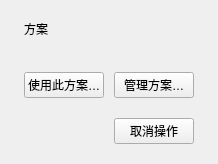
The window that windows/mainwindow_child/homepage/pages/homepage_page_branches.ui (Zao-chen/ZcVersionBox) describes before a commit, drawn with Qt 5.
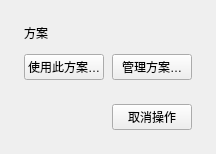
The same window after the commit.

Commit message: refactor: 收尾方案详情页布局与历史筛选入口

```diff
--- a/windows/mainwindow_child/homepage/pages/homepage_page_branches.ui
+++ b/windows/mainwindow_child/homepage/pages/homepage_page_branches.ui
@@ -2,28 +2,42 @@
 <ui version="4.0">
  <class>HomePageBranchesPage</class>
  <widget class="QWidget" name="HomePageBranchesPage">
-  <layout class="QVBoxLayout" name="layout">
+  <layout class="QVBoxLayout" name="layout" stretch="0,0,1,0">
    <property name="leftMargin"><number>24</number></property>
-   <property name="topMargin"><number>20</number></property>
+   <property name="topMargin"><number>24</number></property>
    <property name="rightMargin"><number>24</number></property>
-   <property name="bottomMargin"><number>20</number></property>
-   <property name="spacing"><number>10</number></property>
-   <item><layout class="QHBoxLayout" name="titleLayout">
-    <item><widget class="QLabel" name="branchName"><property name="text"><string>方案</string></property></widget></item>
-    <item><spacer name="titleSpace"><property name="orientation"><enum>Qt::Horizontal</enum></property><property name="sizeHint" stdset="0"><size><width>0</width><height>0</height></size></property></spacer></item>
-    <item><widget class="QLabel" name="branchState"><property name="text"><string/></property></widget></item>
-   </layout></item>
-   <item><widget class="QLabel" name="branchDetails"><property name="text"><string/></property><property name="wordWrap"><bool>true</bool></property><property name="textInteractionFlags"><set>Qt::TextSelectableByMouse</set></property></widget></item>
-   <item><layout class="QHBoxLayout" name="actions">
-    <item><widget class="QPushButton" name="useBranch"><property name="text"><string>使用此方案…</string></property></widget></item>
-    <item><widget class="QPushButton" name="operations"><property name="text"><string>管理方案…</string></property></widget></item>
-    <item><spacer name="actionSpace"><property name="orientation"><enum>Qt::Horizontal</enum></property><property name="sizeHint" stdset="0"><size><width>0</width><height>0</height></size></property></spacer></item>
-   </layout></item>
-   <item><widget class="QWidget" name="historyContainer"><layout class="QVBoxLayout" name="historyLayout"><property name="leftMargin"><number>0</number></property><property name="topMargin"><number>0</number></property><property name="rightMargin"><number>0</number></property><property name="bottomMargin"><number>0</number></property></layout></widget></item>
-   <item><layout class="QHBoxLayout" name="statusLayout">
-    <item><widget class="QLabel" name="status"><property name="text"><string/></property><property name="wordWrap"><bool>true</bool></property></widget></item>
-    <item><widget class="QPushButton" name="cancelTask"><property name="text"><string>取消操作</string></property></widget></item>
-   </layout></item>
+   <property name="bottomMargin"><number>24</number></property>
+   <property name="spacing"><number>12</number></property>
+   <item>
+    <widget class="QLabel" name="branchName">
+     <property name="text"><string>方案</string></property>
+    </widget>
+   </item>
+   <item>
+    <layout class="QHBoxLayout" name="actions">
+     <property name="spacing"><number>8</number></property>
+     <item><widget class="QPushButton" name="useBranch"><property name="text"><string>使用此方案…</string></property></widget></item>
+     <item><widget class="QPushButton" name="operations"><property name="text"><string>管理方案…</string></property></widget></item>
+     <item><spacer name="actionSpace"><property name="orientation"><enum>Qt::Horizontal</enum></property><property name="sizeHint" stdset="0"><size><width>0</width><height>0</height></size></property></spacer></item>
+    </layout>
+   </item>
+   <item>
+    <widget class="QWidget" name="historyContainer">
+     <layout class="QVBoxLayout" name="historyLayout">
+      <property name="leftMargin"><number>0</number></property>
+      <property name="topMargin"><number>0</number></property>
+      <property name="rightMargin"><number>0</number></property>
+      <property name="bottomMargin"><number>0</number></property>
+      <property name="spacing"><number>0</number></property>
+     </layout>
+    </widget>
+   </item>
+   <item>
+    <layout class="QHBoxLayout" name="cancelLayout">
+     <item><spacer name="cancelSpacer"><property name="orientation"><enum>Qt::Horizontal</enum></property><property name="sizeHint" stdset="0"><size><width>0</width><height>0</height></size></property></spacer></item>
+     <item><widget class="QPushButton" name="cancelTask"><property name="text"><string>取消操作</string></property></widget></item>
+    </layout>
+   </item>
   </layout>
  </widget>
  <resources/><connections/>
```
The commit also changes 3 other files.
